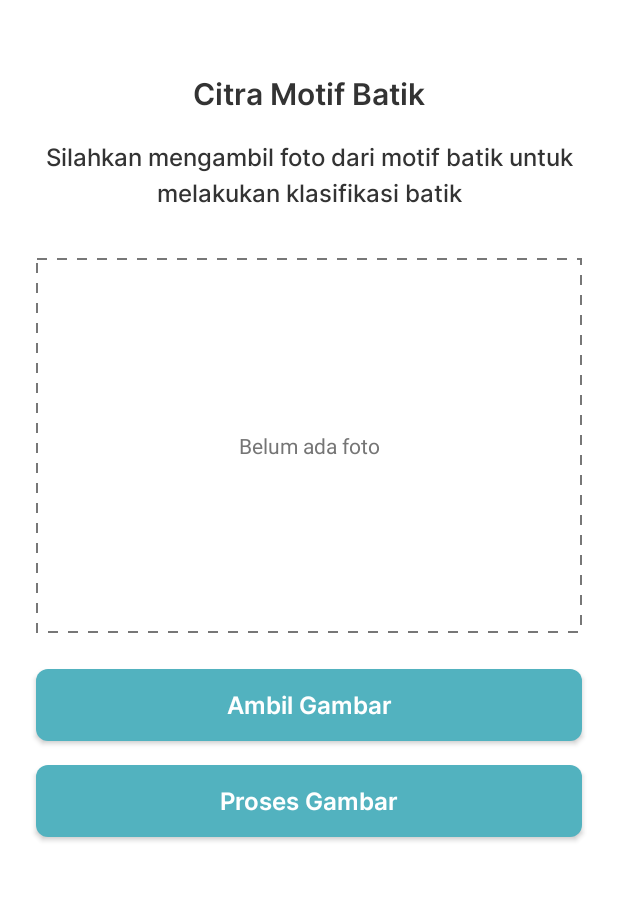
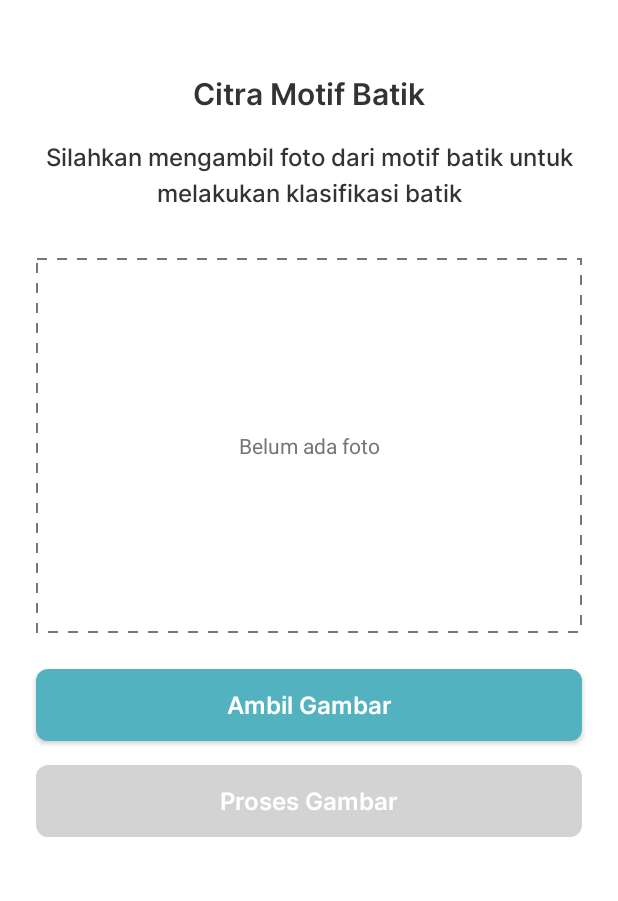
Before and after one commit to rickyandrean99/Batik-Classification, an Android app: the screen it shows after launch (PreviewActivity), after a tap on "Ambil Gambar Batik", on a phone screen of 412 x 824 dp, the part 91-992 px from its top. Run offline under Robolectric (Android 15) with nearby library versions, the phone set to English and light mode, and no system bars.

Commit message:
Preview batik done

```diff
--- a/app/src/main/AndroidManifest.xml
+++ b/app/src/main/AndroidManifest.xml
@@ -50,6 +50,10 @@
                 android:name="android.app.lib_name"
                 android:value="" />
         </activity>
+        <activity
+            android:name="com.yalantis.ucrop.UCropActivity"
+            android:screenOrientation="portrait"
+            android:theme="@style/Theme.AppCompat.Light.NoActionBar" />
     </application>
 
 </manifest>
--- a/app/src/main/java/com/rickyandrean/batikclassification/presentation/main/MainActivity.kt
+++ b/app/src/main/java/com/rickyandrean/batikclassification/presentation/main/MainActivity.kt
@@ -1,12 +1,10 @@
 package com.rickyandrean.batikclassification.presentation.main
 
-import android.Manifest
 import android.content.Intent
 import androidx.appcompat.app.AppCompatActivity
 import android.os.Bundle
 import com.rickyandrean.batikclassification.R
 import com.rickyandrean.batikclassification.databinding.ActivityMainBinding
-import com.rickyandrean.batikclassification.presentation.camera.CameraActivity
 import com.rickyandrean.batikclassification.presentation.preview.PreviewActivity
 
 class MainActivity : AppCompatActivity() {
--- a/app/src/main/java/com/rickyandrean/batikclassification/presentation/preview/PreviewActivity.kt
+++ b/app/src/main/java/com/rickyandrean/batikclassification/presentation/preview/PreviewActivity.kt
@@ -16,6 +16,8 @@ import com.rickyandrean.batikclassification.databinding.ActivityPreviewBinding
 import com.rickyandrean.batikclassification.helper.uriToFile
 import com.rickyandrean.batikclassification.presentation.camera.CameraActivity
 import com.rickyandrean.batikclassification.presentation.preprocess.PreprocessActivity
+import kotlinx.coroutines.CoroutineScope
+import kotlinx.coroutines.Dispatchers
 import kotlinx.coroutines.launch
 
 class PreviewActivity : AppCompatActivity() {
@@ -36,67 +38,63 @@ class PreviewActivity : AppCompatActivity() {
 
     private fun setupView() {
         supportActionBar?.hide()
-        binding.btnAddRemovePhoto.setBackgroundResource(R.drawable.bg_sapphire)
-        binding.btnPreviewSubmit.setBackgroundResource(R.drawable.bg_sapphire)
     }
 
     private fun setListener() {
         binding.btnAddRemovePhoto.setOnClickListener {
-            val intent = Intent(this@PreviewActivity, CameraActivity::class.java)
-            startActivity(intent)
+            if (previewViewModel.image.value == null) {
+                val intent = Intent(this@PreviewActivity, CameraActivity::class.java)
+                launcherIntentCameraX.launch(intent)
+            } else {
+                previewViewModel.setImage(null)
+            }
         }
 
-//        with(binding.imagePicker) {
-//            ibAdd.setOnClickListener {
-//                val intent = Intent(requireActivity(), CameraActivity::class.java)
-//                launcherIntentCameraX.launch(intent)
-//            }
-//            ibDelete.setOnClickListener {
-//                scanViewModel.setImage(null)
-//            }
-//        }
+        previewViewModel.image.observe(this) {
+            if (it != null) {
+                binding.btnPreviewSubmit.isEnabled = true
+                binding.btnPreviewSubmit.setBackgroundResource(R.drawable.bg_sapphire)
+                binding.btnAddRemovePhoto.text = resources.getString(R.string.remove_photo)
+                binding.btnAddRemovePhoto.setBackgroundResource(R.drawable.bg_light_red)
+            } else {
+                binding.btnPreviewSubmit.isEnabled = false
+                binding.btnPreviewSubmit.setBackgroundResource(R.drawable.bg_light_grey)
+                binding.btnAddRemovePhoto.text = resources.getString(R.string.add_photo)
+                binding.btnAddRemovePhoto.setBackgroundResource(R.drawable.bg_sapphire)
+            }
+        }
 
-//        binding.btnSubmit.setOnClickListener {
-//            lifecycleScope.launchWhenStarted {
-//                launch {
-//                    if (scanViewModel.image.value != null) {
-//                        setupSubmitAction(false)
-//                        setupLoadingAnimation(true)
-//
-//                        scanViewModel.uploadImage().collect { response ->
-//                            response.onSuccess {
-//                                it.image = scanViewModel.image.value!!
-//
-//                                val intent = Intent(requireActivity(), PredictActivity::class.java)
-//                                intent.putExtra(PredictActivity.PREDICT_RESPONSE, it)
-//                                intent.putExtra(PredictActivity.PREDICT_IMAGE, scanViewModel.image.value!!)
-//                                startActivity(intent)
-//                            }
-//
-//                            response.onFailure { error ->
-//                                setupSubmitAction(true)
-//                                setupLoadingAnimation(false)
-//                                Toast.makeText(requireActivity(), "Terjadi kesalahan pada aplikasi", Toast.LENGTH_SHORT).show()
-//                                Log.e("debugging_error", error.message.toString())
-//                            }
-//                        }
-//                    } else {
-//                        Toast.makeText(requireActivity(), "Silahkan unggah gambar!", Toast.LENGTH_SHORT).show()
-//                    }
-//                }
-//            }
-//        }
+        binding.btnPreviewSubmit.setOnClickListener {
+            CoroutineScope(Dispatchers.Main).launch {
+                if (previewViewModel.image.value != null) {
+                    previewViewModel.classifyImage().collect { response ->
+                        response.onSuccess {
+                            it.image = previewViewModel.image.value!!
+                            Toast.makeText(this@PreviewActivity, "Gambar batik berhasil diklasifikasikan!", Toast.LENGTH_SHORT).show()
+//                            val intent = Intent(this@PreviewActivity, DetailActivity::class.java)
+//                            intent.putExtra(DetailActivity.PREDICT_RESPONSE, it)
+//                            intent.putExtra(DetailActivity.PREDICT_IMAGE, previewViewModel.image.value!!)
+//                            startActivity(intent)
+                        }
+
+                        response.onFailure { error ->
+                            Toast.makeText(this@PreviewActivity, "Terjadi kesalahan pada aplikasi", Toast.LENGTH_SHORT).show()
+                        }
+                    }
+                }
+            }
+        }
     }
 
     private fun setupObserver() {
         previewViewModel.image.observe(this) {
-//            if (it != null) {
-//                binding.imagePicker.ivImagePreview.setImageBitmap(BitmapFactory.decodeFile(it?.path))
-//                binding.imagePicker.previewText.visibility = View.INVISIBLE
-//            } else {
-//                binding.imagePicker.ivImagePreview.setImageResource(R.drawable.dotted)
-//                binding.imagePicker.previewText.visibility = View.VISIBLE
-//            }
+            if (it != null) {
+                binding.ivImagePreview.setImageBitmap(BitmapFactory.decodeFile(it?.path))
+                binding.tvImagePreview.visibility = View.INVISIBLE
+            } else {
+                binding.ivImagePreview.setImageResource(R.drawable.dotted)
+                binding.tvImagePreview.visibility = View.VISIBLE
+            }
         }
     }
 
--- a/app/src/main/java/com/rickyandrean/batikclassification/presentation/preview/PreviewViewModel.kt
+++ b/app/src/main/java/com/rickyandrean/batikclassification/presentation/preview/PreviewViewModel.kt
@@ -3,13 +3,23 @@ package com.rickyandrean.batikclassification.presentation.preview
 import androidx.lifecycle.LiveData
 import androidx.lifecycle.MutableLiveData
 import androidx.lifecycle.ViewModel
+import com.rickyandrean.batikclassification.model.PredictResponse
+import com.rickyandrean.batikclassification.repository.BatikRepository
+import kotlinx.coroutines.flow.Flow
 import java.io.File
 
-class PreviewViewModel() : ViewModel() {
+class PreviewViewModel(private val repository: BatikRepository) : ViewModel() {
     private val _image = MutableLiveData<File?>()
     val image: LiveData<File?> = _image
+
+    init {
+        _image.value = null
+    }
 
     fun setImage(img: File?) {
         _image.value = img
     }
+
+    suspend fun classifyImage(): Flow<Result<PredictResponse>> =
+        repository.predictBatik(image.value!!)
 }
--- a/app/src/main/java/com/rickyandrean/batikclassification/presentation/preview/PreviewViewModelFactory.kt
+++ b/app/src/main/java/com/rickyandrean/batikclassification/presentation/preview/PreviewViewModelFactory.kt
@@ -2,14 +2,15 @@ package com.rickyandrean.batikclassification.presentation.preview
 
 import androidx.lifecycle.ViewModel
 import androidx.lifecycle.ViewModelProvider
+import com.rickyandrean.batikclassification.repository.BatikRepository
 
-class PreviewViewModelFactory private constructor() :
+class PreviewViewModelFactory private constructor(private val repository: BatikRepository) :
     ViewModelProvider.Factory {
     @Suppress("UNCHECKED_CAST")
     override fun <T : ViewModel> create(modelClass: Class<T>): T =
         when {
             modelClass.isAssignableFrom(PreviewViewModel::class.java) -> {
-                PreviewViewModel() as T
+                PreviewViewModel(repository) as T
             }
             else -> throw Throwable("Unknown ViewModel class: " + modelClass.name)
         }
@@ -20,7 +21,7 @@ class PreviewViewModelFactory private constructor() :
 
         fun getInstance(): PreviewViewModelFactory =
             INSTANCE ?: synchronized(this) {
-                INSTANCE ?: PreviewViewModelFactory()
+                INSTANCE ?: PreviewViewModelFactory(BatikRepository.getInstance())
             }
     }
 }
--- /dev/null
+++ b/app/src/main/java/com/rickyandrean/batikclassification/repository/BatikRepository.kt
@@ -0,0 +1,36 @@
+package com.rickyandrean.batikclassification.repository
+
+import com.rickyandrean.batikclassification.model.PredictResponse
+import kotlinx.coroutines.flow.Flow
+import kotlinx.coroutines.flow.flow
+import java.io.File
+
+class BatikRepository() {
+    suspend fun predictBatik(
+        image: File
+    ): Flow<Result<PredictResponse>> = flow {
+        try {
+            // val requestImageFile = image.asRequestBody("image/jpeg".toMediaTypeOrNull())
+            // val imageMultipart: MultipartBody.Part = MultipartBody.Part.createFormData("file", image.name, requestImageFile)
+            val response = PredictResponse("Batik Kawung", "98%", null)
+            emit(Result.success(response))
+        } catch (e: Exception) {
+            e.printStackTrace()
+            emit(Result.failure(e))
+        }
+    }
+
+    companion object {
+        @Volatile
+        private var INSTANCE: BatikRepository? = null
+
+        fun getInstance(): BatikRepository {
+            return INSTANCE ?: synchronized(this) {
+                if (INSTANCE == null) {
+                    INSTANCE = BatikRepository()
+                }
+                return INSTANCE as BatikRepository
+            }
+        }
+    }
+}
--- /dev/null
+++ b/app/src/main/res/drawable/bg_light_grey.xml
@@ -0,0 +1,13 @@
+<?xml version="1.0" encoding="utf-8"?>
+<shape
+    xmlns:android="http://schemas.android.com/apk/res/android"
+    android:shape="rectangle">
+
+    <solid android:color="@color/light_grey"/>
+
+    <corners
+        android:bottomLeftRadius="8dp"
+        android:topLeftRadius="8dp"
+        android:bottomRightRadius="8dp"
+        android:topRightRadius="8dp" />
+</shape>
--- /dev/null
+++ b/app/src/main/res/drawable/bg_light_red.xml
@@ -0,0 +1,13 @@
+<?xml version="1.0" encoding="utf-8"?>
+<shape
+    xmlns:android="http://schemas.android.com/apk/res/android"
+    android:shape="rectangle">
+
+    <solid android:color="@color/light_red"/>
+
+    <corners
+        android:bottomLeftRadius="8dp"
+        android:topLeftRadius="8dp"
+        android:bottomRightRadius="8dp"
+        android:topRightRadius="8dp" />
+</shape>
--- a/app/src/main/res/values/colors.xml
+++ b/app/src/main/res/values/colors.xml
@@ -11,4 +11,6 @@
     <color name="light_orange">#FFFFB26B</color>
     <color name="light_black">#FF333333</color>
     <color name="grey">#FF757575</color>
+    <color name="light_grey">#FFD3D3D3</color>
+    <color name="light_red">#FFEE3F3F</color>
 </resources>
--- a/app/src/main/res/values/strings.xml
+++ b/app/src/main/res/values/strings.xml
@@ -9,4 +9,5 @@
     <string name="no_picture">Belum ada foto</string>
     <string name="process">Proses Gambar</string>
     <string name="add_photo">Ambil Gambar</string>
+    <string name="remove_photo">Hapus Gambar</string>
 </resources>
```
Also changed, not shown: app/src/main/java/com/rickyandrean/batikclassification/model/PredictResponse.kt (added, +9 -0 lines).
